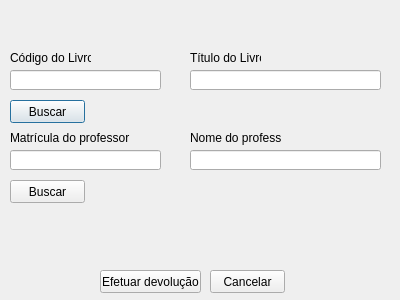
andersori/Projeto-BD, file BibliotecaQT/professoremprestimodlg.ui: the form before one commit.
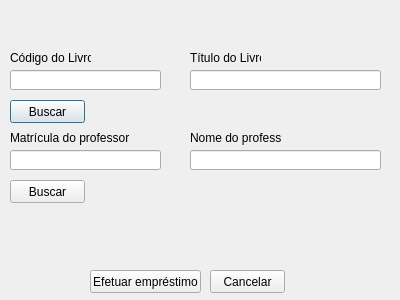
The form after the commit.

The edit to the form file:
```diff
--- a/BibliotecaQT/professoremprestimodlg.ui
+++ b/BibliotecaQT/professoremprestimodlg.ui
@@ -134,14 +134,14 @@
   <widget class="QPushButton" name="pushButton_3">
    <property name="geometry">
     <rect>
-     <x>100</x>
+     <x>90</x>
      <y>270</y>
-     <width>101</width>
+     <width>111</width>
      <height>23</height>
     </rect>
    </property>
    <property name="text">
-    <string>Efetuar devolução</string>
+    <string>Efetuar empréstimo</string>
    </property>
   </widget>
   <widget class="QPushButton" name="pushButton_4">
```
